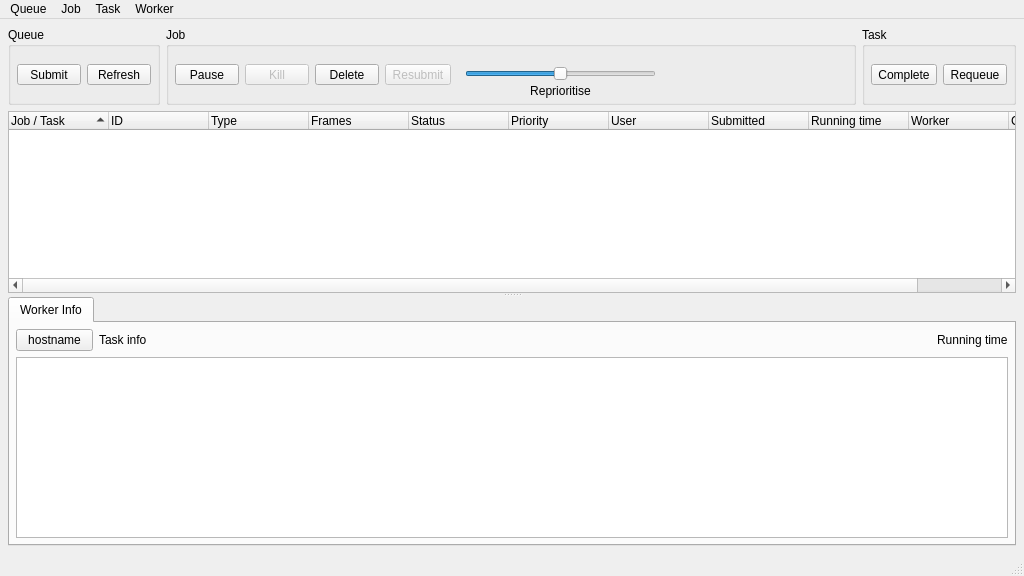
The window that core/ui/render_queue_ui.ui (mjbonnington/icarus-gps) describes before a commit, drawn with Qt 5.
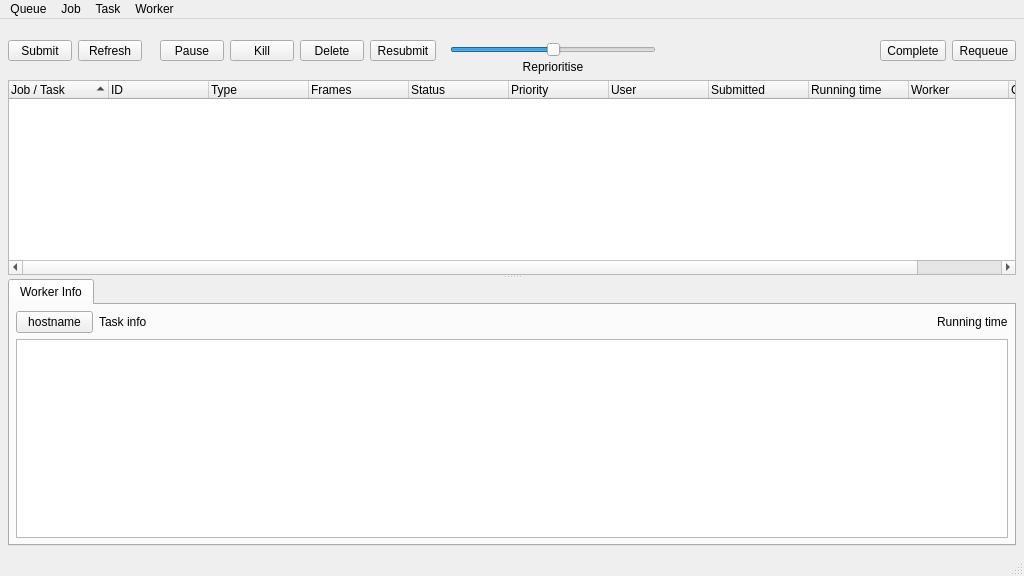
The same window after the commit. Icons and pictures are not drawn.

Commit message: Implemented context menus for jobs and tasks in render queue

What changed in the file:
```diff
--- a/core/ui/render_queue_ui.ui
+++ b/core/ui/render_queue_ui.ui
@@ -29,48 +29,24 @@
     </property>
     <item>
      <widget class="QFrame" name="renderQueueToolbar_frame">
-      <property name="frameShape">
-       <enum>QFrame::NoFrame</enum>
+      <property name="lineWidth">
+       <number>0</number>
       </property>
-      <property name="frameShadow">
-       <enum>QFrame::Raised</enum>
-      </property>
-      <layout class="QHBoxLayout" name="horizontalLayout_10">
-       <property name="leftMargin">
-        <number>0</number>
+      <layout class="QHBoxLayout" name="toolbar_horizontalLayout">
+       <property name="spacing">
+        <number>18</number>
        </property>
-       <property name="topMargin">
-        <number>0</number>
-       </property>
-       <property name="rightMargin">
-        <number>0</number>
-       </property>
-       <property name="bottomMargin">
+       <property name="margin">
         <number>0</number>
        </property>
        <item>
-        <widget class="QGroupBox" name="view_groupBox">
-         <property name="title">
-          <string>Queue</string>
+        <widget class="QFrame" name="view_frame">
+         <property name="lineWidth">
+          <number>0</number>
          </property>
-         <property name="flat">
-          <bool>true</bool>
-         </property>
-         <property name="expandable" stdset="0">
-          <bool>false</bool>
-         </property>
-         <layout class="QHBoxLayout" name="horizontalLayout_4">
-          <property name="leftMargin">
-           <number>6</number>
-          </property>
-          <property name="topMargin">
-           <number>4</number>
-          </property>
-          <property name="rightMargin">
-           <number>6</number>
-          </property>
-          <property name="bottomMargin">
-           <number>4</number>
+         <layout class="QHBoxLayout" name="view_horizontalLayout">
+          <property name="margin">
+           <number>0</number>
           </property>
           <item>
            <widget class="QToolButton" name="jobSubmit_toolButton">
@@ -142,28 +118,13 @@
         </widget>
        </item>
        <item>
-        <widget class="QGroupBox" name="job_groupBox">
-         <property name="title">
-          <string>Job</string>
+        <widget class="QFrame" name="job_frame">
+         <property name="lineWidth">
+          <number>0</number>
          </property>
-         <property name="flat">
-          <bool>true</bool>
-         </property>
-         <property name="expandable" stdset="0">
-          <bool>false</bool>
-         </property>
-         <layout class="QHBoxLayout" name="horizontalLayout_3">
-          <property name="leftMargin">
-           <number>6</number>
-          </property>
-          <property name="topMargin">
-           <number>4</number>
-          </property>
-          <property name="rightMargin">
-           <number>6</number>
-          </property>
-          <property name="bottomMargin">
-           <number>4</number>
+         <layout class="QHBoxLayout" name="job_horizontalLayout">
+          <property name="margin">
+           <number>0</number>
           </property>
           <item>
            <widget class="QToolButton" name="jobPause_toolButton">
@@ -200,9 +161,6 @@
           </item>
           <item>
            <widget class="QToolButton" name="jobKill_toolButton">
-            <property name="enabled">
-             <bool>false</bool>
-            </property>
             <property name="minimumSize">
              <size>
               <width>64</width>
@@ -269,9 +227,6 @@
           </item>
           <item>
            <widget class="QToolButton" name="jobResubmit_toolButton">
-            <property name="enabled">
-             <bool>false</bool>
-            </property>
             <property name="minimumSize">
              <size>
               <width>64</width>
@@ -333,13 +288,10 @@
             <property name="statusTip">
              <string>Adjust the priority for the selected render job(s).</string>
             </property>
-            <property name="frameShape">
-             <enum>QFrame::NoFrame</enum>
+            <property name="lineWidth">
+             <number>0</number>
             </property>
-            <property name="frameShadow">
-             <enum>QFrame::Raised</enum>
-            </property>
-            <layout class="QVBoxLayout" name="verticalLayout_2">
+            <layout class="QVBoxLayout" name="priority_verticalLayout">
              <property name="spacing">
               <number>3</number>
              </property>
@@ -416,28 +368,13 @@
         </widget>
        </item>
        <item>
-        <widget class="QGroupBox" name="task_groupBox">
-         <property name="title">
-          <string>Task</string>
+        <widget class="QFrame" name="task_frame">
+         <property name="lineWidth">
+          <number>0</number>
          </property>
-         <property name="flat">
-          <bool>true</bool>
-         </property>
-         <property name="expandable" stdset="0">
-          <bool>false</bool>
-         </property>
-         <layout class="QHBoxLayout" name="horizontalLayout_5">
-          <property name="leftMargin">
-           <number>6</number>
-          </property>
-          <property name="topMargin">
-           <number>4</number>
-          </property>
-          <property name="rightMargin">
-           <number>6</number>
-          </property>
-          <property name="bottomMargin">
-           <number>4</number>
+         <layout class="QHBoxLayout" name="task_horizontalLayout">
+          <property name="margin">
+           <number>0</number>
           </property>
           <item>
            <widget class="QToolButton" name="taskComplete_toolButton">
```
Left out of the diff: 30 changed lines with no effect on the pictures. The commit also changes 3 other files.
